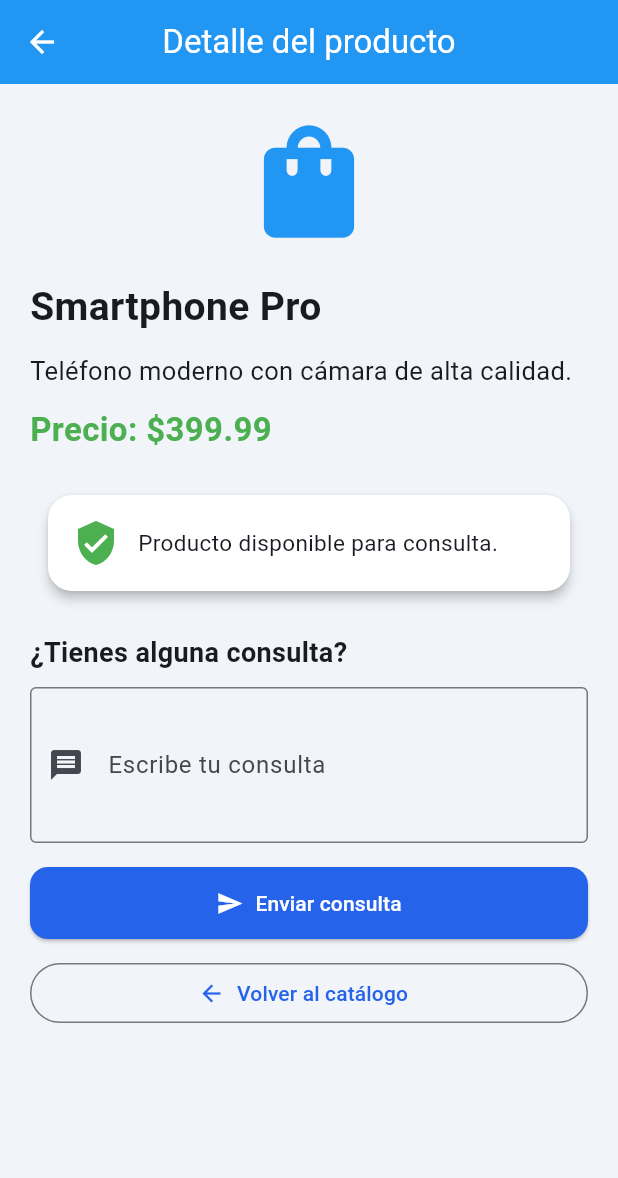
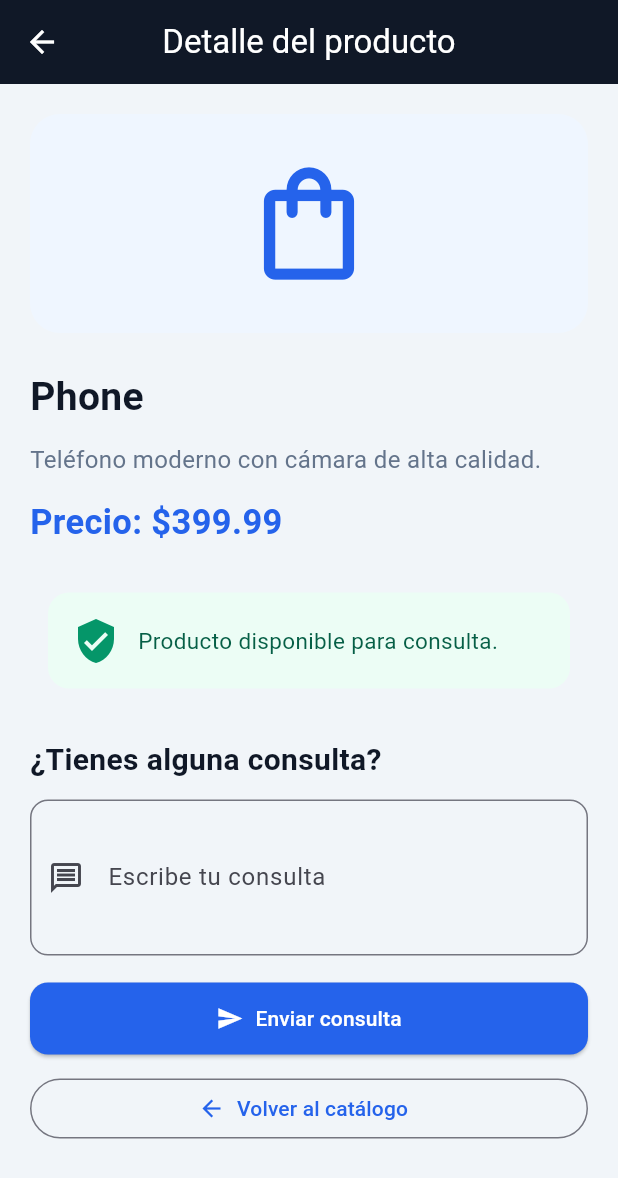
Before and after one commit to ajtorres-creator/APP_FLUTTER, a Flutter app: the screen it shows after launch, after a tap on "Ver detalles", on a phone screen of 412 x 824 dp. Shown: the top 1178 px of the screen. Run offline on Flutter 3.47's test engine with Material 3 defaults, Android fonts, the phone set to English and light mode, and no system bars.

Commit message:
Actualizar diseño del catálogo y detalles de productos

```diff
--- a/lib/screens/detail_screen.dart
+++ b/lib/screens/detail_screen.dart
@@ -25,58 +25,104 @@ class _DetailScreenState extends State<DetailScreen> {
     super.dispose();
   }
 
+  void _enviarConsulta() {
+    final consulta = _controller.text.trim();
+
+    if (consulta.isEmpty) {
+      ScaffoldMessenger.of(context).showSnackBar(
+        const SnackBar(
+          content: Text('Escribe una consulta antes de enviarla.'),
+        ),
+      );
+      return;
+    }
+
+    ScaffoldMessenger.of(context).showSnackBar(
+      const SnackBar(
+        content: Text('Tu consulta ha sido registrada correctamente.'),
+      ),
+    );
+
+    _controller.clear();
+  }
+
   @override
   Widget build(BuildContext context) {
     return Scaffold(
-      appBar: AppBar(
-        title: const Text('Detalle del producto'),
-        backgroundColor: Colors.blue,
-        foregroundColor: Colors.white,
-      ),
+      appBar: AppBar(title: const Text('Detalle del producto')),
       body: SingleChildScrollView(
         padding: const EdgeInsets.all(20),
         child: Column(
           crossAxisAlignment: CrossAxisAlignment.start,
           children: [
-            const Center(
-              child: Icon(Icons.shopping_bag, size: 90, color: Colors.blue),
+            Container(
+              width: double.infinity,
+              padding: const EdgeInsets.symmetric(vertical: 28),
+              decoration: BoxDecoration(
+                color: const Color(0xFFEFF6FF),
+                borderRadius: BorderRadius.circular(20),
+              ),
+              child: const Icon(
+                Icons.shopping_bag_outlined,
+                size: 90,
+                color: Color(0xFF2563EB),
+              ),
             ),
 
-            const SizedBox(height: 20),
+            const SizedBox(height: 24),
 
             Text(
               widget.title,
-              style: const TextStyle(fontSize: 26, fontWeight: FontWeight.bold),
+              style: const TextStyle(
+                fontSize: 26,
+                fontWeight: FontWeight.bold,
+                color: Color(0xFF101827),
+              ),
             ),
 
             const SizedBox(height: 12),
 
-            Text(widget.description, style: const TextStyle(fontSize: 17)),
+            Text(
+              widget.description,
+              style: const TextStyle(fontSize: 16, color: Color(0xFF64748B)),
+            ),
 
-            const SizedBox(height: 12),
+            const SizedBox(height: 14),
 
             Text(
               'Precio: ${widget.price}',
               style: const TextStyle(
-                fontSize: 22,
-                color: Colors.green,
+                fontSize: 23,
+                color: Color(0xFF2563EB),
                 fontWeight: FontWeight.bold,
               ),
             ),
 
-            const SizedBox(height: 20),
+            const SizedBox(height: 22),
 
-            const Card(
-              child: Padding(
+            Card(
+              color: const Color(0xFFECFDF5),
+              elevation: 0,
+              shape: RoundedRectangleBorder(
+                borderRadius: BorderRadius.circular(14),
+              ),
+              child: const Padding(
                 padding: EdgeInsets.all(16),
                 child: Row(
                   children: [
-                    Icon(Icons.verified_user, color: Colors.green, size: 32),
+                    Icon(
+                      Icons.verified_user,
+                      color: Color(0xFF059669),
+                      size: 32,
+                    ),
                     SizedBox(width: 12),
                     Expanded(
                       child: Text(
                         'Producto disponible para consulta.',
-                        style: TextStyle(fontSize: 15),
+                        style: TextStyle(
+                          fontSize: 15,
+                          color: Color(0xFF065F46),
+                        ),
                       ),
                     ),
                   ],
@@ -84,44 +130,45 @@ class _DetailScreenState extends State<DetailScreen> {
               ),
             ),
 
-            const SizedBox(height: 20),
+            const SizedBox(height: 25),
 
             const Text(
               '¿Tienes alguna consulta?',
-              style: TextStyle(fontSize: 18, fontWeight: FontWeight.bold),
+              style: TextStyle(
+                fontSize: 20,
+                fontWeight: FontWeight.bold,
+                color: Color(0xFF101827),
+              ),
             ),
 
-            const SizedBox(height: 10),
+            const SizedBox(height: 12),
 
             TextField(
               controller: _controller,
-              decoration: const InputDecoration(
+              decoration: InputDecoration(
                 labelText: 'Escribe tu consulta',
                 hintText: 'Ej.: ¿El producto tiene garantía?',
-                border: OutlineInputBorder(),
-                prefixIcon: Icon(Icons.message),
+                prefixIcon: const Icon(Icons.message_outlined),
+                border: OutlineInputBorder(
+                  borderRadius: BorderRadius.circular(12),
+                ),
+                focusedBorder: OutlineInputBorder(
+                  borderRadius: BorderRadius.circular(12),
+                  borderSide: const BorderSide(
+                    color: Color(0xFF2563EB),
+                    width: 2,
+                  ),
+                ),
               ),
               maxLines: 3,
             ),
 
-            const SizedBox(height: 16),
+            const SizedBox(height: 18),
 
             SizedBox(
               width: double.infinity,
               child: ElevatedButton.icon(
-                onPressed: () {
-                  final consulta = _controller.text.trim();
-
-                  ScaffoldMessenger.of(context).showSnackBar(
-                    SnackBar(
-                      content: Text(
-                        consulta.isEmpty
-                            ? 'Escribe una consulta primero.'
-                            : 'Consulta registrada: $consulta',
-                      ),
-                    ),
-                  );
-                },
+                onPressed: _enviarConsulta,
                 icon: const Icon(Icons.send),
                 label: const Text('Enviar consulta'),
               ),
--- a/lib/screens/home_screen.dart
+++ b/lib/screens/home_screen.dart
@@ -82,7 +82,7 @@ class HomeScreen extends StatelessWidget {
               spacing: 8,
               runSpacing: 8,
               children: [
-                Chip(avatar: Icon(Icons.smartphone), label: Text('Teléfonos')),
+                Chip(avatar: Icon(Icons.phone), label: Text('Teléfonos')),
                 Chip(avatar: Icon(Icons.laptop), label: Text('Computadoras')),
                 Chip(avatar: Icon(Icons.headphones), label: Text('Accesorios')),
               ],
@@ -102,10 +102,10 @@ class HomeScreen extends StatelessWidget {
             const SizedBox(height: 12),
 
             ProductCard(
-              title: 'Smartphone Pro',
+              title: 'Phone',
               description: 'Teléfono moderno con cámara de alta calidad.',
               price: '\$399.99',
-              icon: Icons.smartphone,
+              icon: Icons.phone,
             ),
 
             ProductCard(
--- a/lib/widgets/product_card.dart
+++ b/lib/widgets/product_card.dart
@@ -20,20 +20,23 @@ class ProductCard extends StatelessWidget {
   Widget build(BuildContext context) {
     return Card(
       margin: const EdgeInsets.only(bottom: 18),
-      elevation: 4,
-      shape: RoundedRectangleBorder(borderRadius: BorderRadius.circular(16)),
+      elevation: 2,
+      shape: RoundedRectangleBorder(
+        borderRadius: BorderRadius.circular(18),
+        side: const BorderSide(color: Color(0xFFE2E8F0)),
+      ),
       child: Padding(
         padding: const EdgeInsets.all(16),
         child: Row(
           crossAxisAlignment: CrossAxisAlignment.start,
           children: [
             Container(
-              padding: const EdgeInsets.all(12),
+              padding: const EdgeInsets.all(14),
               decoration: BoxDecoration(
-                color: Colors.blue.shade50,
-                borderRadius: BorderRadius.circular(12),
+                color: const Color(0xFFEFF6FF),
+                borderRadius: BorderRadius.circular(14),
               ),
-              child: Icon(icon, size: 38, color: Colors.blue.shade700),
+              child: Icon(icon, size: 38, color: const Color(0xFF2563EB)),
             ),
             const SizedBox(width: 14),
             Expanded(
@@ -45,20 +48,27 @@ class ProductCard extends StatelessWidget {
                     style: const TextStyle(
                       fontSize: 18,
                       fontWeight: FontWeight.bold,
+                      color: Color(0xFF101827),
                     ),
                   ),
                   const SizedBox(height: 6),
-                  Text(description),
+                  Text(
+                    description,
+                    style: const TextStyle(
+                      fontSize: 14,
+                      color: Color(0xFF64748B),
+                    ),
+                  ),
                   const SizedBox(height: 10),
                   Text(
                     price,
                     style: const TextStyle(
-                      fontSize: 17,
-                      color: Colors.green,
+                      fontSize: 18,
+                      color: Color(0xFF2563EB),
                       fontWeight: FontWeight.bold,
                     ),
                   ),
-                  const SizedBox(height: 10),
+                  const SizedBox(height: 12),
                   SizedBox(
                     width: double.infinity,
                     child: ElevatedButton.icon(
@@ -74,7 +84,7 @@ class ProductCard extends StatelessWidget {
                           ),
                         );
                       },
-                      icon: const Icon(Icons.visibility),
+                      icon: const Icon(Icons.visibility_outlined),
                       label: const Text('Ver detalles'),
                     ),
                   ),
```
